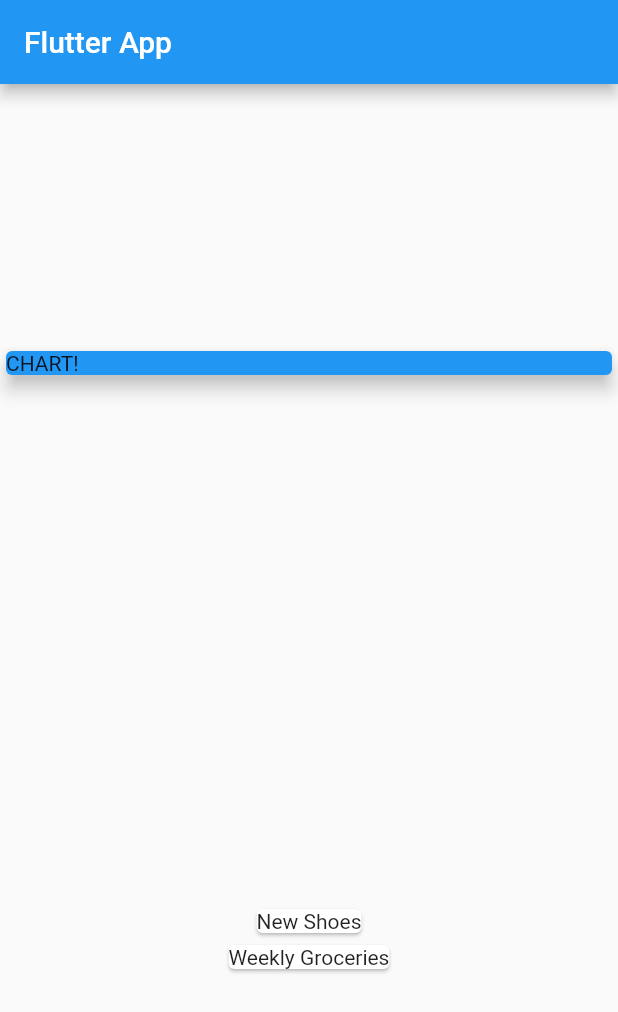
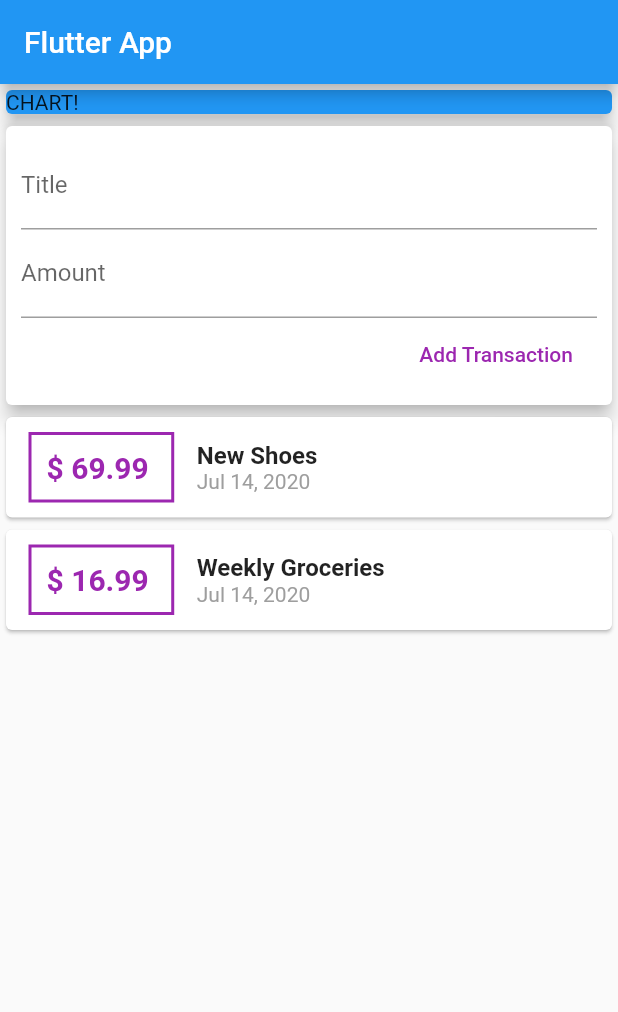
Before and after one commit to SaiAshish9/ExpensesApp, a Flutter app: the screen it shows after launch, on a phone screen of 412 x 824 dp. Shown: the top 1012 px of the screen. Run offline on Flutter 3.47's test engine with Material 2 defaults, Android fonts, the phone set to English and light mode, and no system bars.

Commit message:
added form

```diff
--- a/lib/main.dart
+++ b/lib/main.dart
@@ -1,5 +1,8 @@
 import 'package:flutter/material.dart';
+import 'package:intl/intl.dart';
+
 import './transaction.dart';
+
 
 void main() => runApp(MyApp());
 
@@ -16,14 +19,11 @@ class MyApp extends StatelessWidget {
 class MyHomePage extends StatelessWidget {
   final List<Transaction> transactions = [
     Transaction(
-        id: 't1',
-       title: 'New Shoes',
-       amount: 69.99,
-       date: DateTime.now()),
+        id: 't1', title: 'New Shoes', amount: 69.99, date: DateTime.now()),
     Transaction(
         id: 't2',
         title: 'Weekly Groceries',
-        amount: 16.90,
+        amount: 16.99,
         date: DateTime.now()),
   ];
 
@@ -34,7 +34,7 @@ class MyHomePage extends StatelessWidget {
         title: Text('Flutter App'),
       ),
       body: Column(
-        mainAxisAlignment: MainAxisAlignment.spaceAround,
+        // mainAxisAlignment: MainAxisAlignment.spaceAround,
         crossAxisAlignment: CrossAxisAlignment.stretch,
         children: <Widget>[
           Container(
@@ -45,8 +45,59 @@ class MyHomePage extends StatelessWidget {
               elevation: 5,
             ),
           ),
-          Column(children: transactions.map((tx){
-            return Card(child:Text(tx.title));
+          Card(
+            elevation:5,
+            child: Container(
+              padding:EdgeInsets.all(10),
+              child: Column(
+               crossAxisAlignment: CrossAxisAlignment.end,
+                children: <Widget>[
+                  TextField(decoration:InputDecoration(
+                    labelText:'Title'
+                  )),
+                  TextField(decoration:InputDecoration(
+                    labelText:'Amount'
+                  )),
+                  FlatButton(
+                    child: Text('Add Transaction'),
+                    onPressed:(){},
+                    textColor: Colors.purple,
+                  )
+                ],
+              ),
+            )
+          ),
+          Column(
+              children: transactions.map((tx) {
+            return Card(
+                child: Row(children: <Widget>[
+              Container(
+                  margin: EdgeInsets.symmetric(vertical: 10, horizontal: 15),
+                  padding: EdgeInsets.all(10),
+                  decoration: BoxDecoration(
+                      border: Border.all(
+                        color: Colors.purple, width: 2
+                        )),
+                  child: Text(
+                   '\$ ${tx.amount} ' ,
+                    style:TextStyle(
+                      fontWeight: FontWeight.bold,
+                      fontSize:20,
+                      color:Colors.purple
+                      )
+                    )),
+              Column(
+                crossAxisAlignment: CrossAxisAlignment.start,
+                children: <Widget>[
+                Text(tx.title,
+                style:TextStyle(fontSize: 16,fontWeight:FontWeight.bold )
+                ),
+                Text(
+                  DateFormat.yMMMd().format(tx.date),
+                  style:TextStyle(color:Colors.grey)
+                ),
+              ]),
+            ]));
           }).toList())
         ],
       ),
--- a/pubspec.yaml
+++ b/pubspec.yaml
@@ -23,7 +23,7 @@ environment:
 dependencies:
   flutter:
     sdk: flutter
-
+  intl: ^0.16.1
 
   # The following adds the Cupertino Icons font to your application.
   # Use with the CupertinoIcons class for iOS style icons.
```
Also changed, not shown: pubspec.lock.
